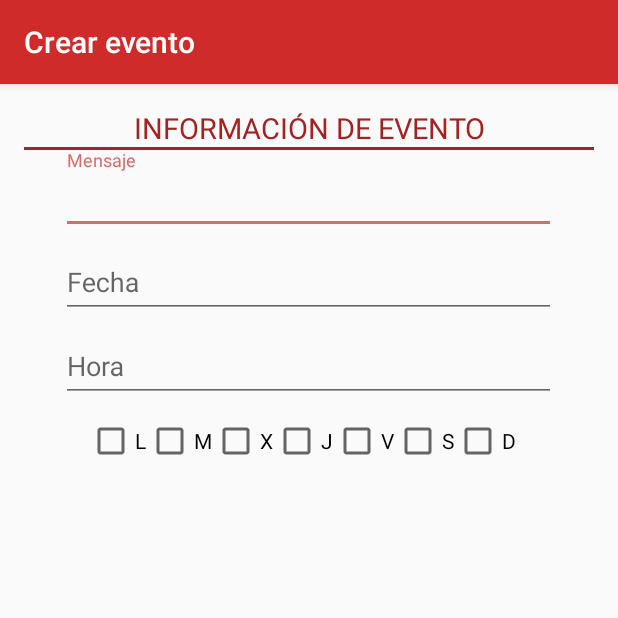
After one commit to UNIZAR-30248-2015-Raven/raven, an Android app: the DetallesEventActivity screen opened directly, with no data from a screen before it, on a phone screen of 412 x 824 dp, the top half of it. The commit adds this screen. Run offline under Robolectric (Android 15) with nearby library versions, the phone set to English and light mode, and no system bars.

Commit message:
Visualizar detalles evento añadido

```diff
--- a/app/src/main/AndroidManifest.xml
+++ b/app/src/main/AndroidManifest.xml
@@ -24,6 +24,8 @@
         <activity
             android:name=".calendario.CalendarioActivity"/>
         <activity
+            android:name=".DetallesEventActivity"/>
+        <activity
             android:name=".LoginActivity"
             android:label="@string/app_name" >
             <intent-filter>
--- /dev/null
+++ b/app/src/main/java/opdevelopers/raven/DetallesEventActivity.java
@@ -0,0 +1,50 @@
+package opdevelopers.raven;
+
+import android.content.Intent;
+import android.os.Bundle;
+import android.support.v7.app.AppCompatActivity;
+import android.view.View;
+import android.widget.Button;
+import android.widget.EditText;
+import android.widget.TextView;
+
+/**
+ * Created by Daniel on 22/11/2015.
+ */
+public class DetallesEventActivity extends AppCompatActivity {
+    private EditText mMensajeText;           // Mensaje del evento
+    private EditText mFechaText;             // Fecha del evento
+    private EditText mHoraText;              // Hora del evento
+
+    @Override
+    protected void onCreate(Bundle savedInstanceState) {
+        super.onCreate(savedInstanceState);
+
+        Intent intent = getIntent();
+
+        String mensaje = intent.getStringExtra("mensaje");
+        String date = intent.getStringExtra("date");
+        String hora = intent.getStringExtra("hora");
+
+        setContentView(R.layout.activity_create_event);
+        setTitle(R.string.crear_evento);
+
+        mMensajeText = (EditText) findViewById(R.id.mensaje);
+        mMensajeText.setText(mensaje, TextView.BufferType.EDITABLE);
+        mMensajeText.setKeyListener(null);
+
+        mFechaText = (EditText) findViewById(R.id.date);
+        mFechaText.setText(date, TextView.BufferType.EDITABLE);
+        mFechaText.setOnClickListener(null);
+        mFechaText.setFocusable(false);
+
+        mHoraText = (EditText) findViewById(R.id.time);
+        mHoraText.setText(hora, TextView.BufferType.EDITABLE);
+        mHoraText.setOnClickListener(null);
+        mHoraText.setFocusable(false);
+
+        Button botonSeguir = (Button) findViewById(R.id.seguir);
+        botonSeguir.setOnClickListener(null);
+        botonSeguir.setVisibility(View.INVISIBLE);
+    }
+}
```
Also changed, not shown: app/src/main/java/opdevelopers/raven/calendario/CalendarioActivity.java (+21 -5 lines).
